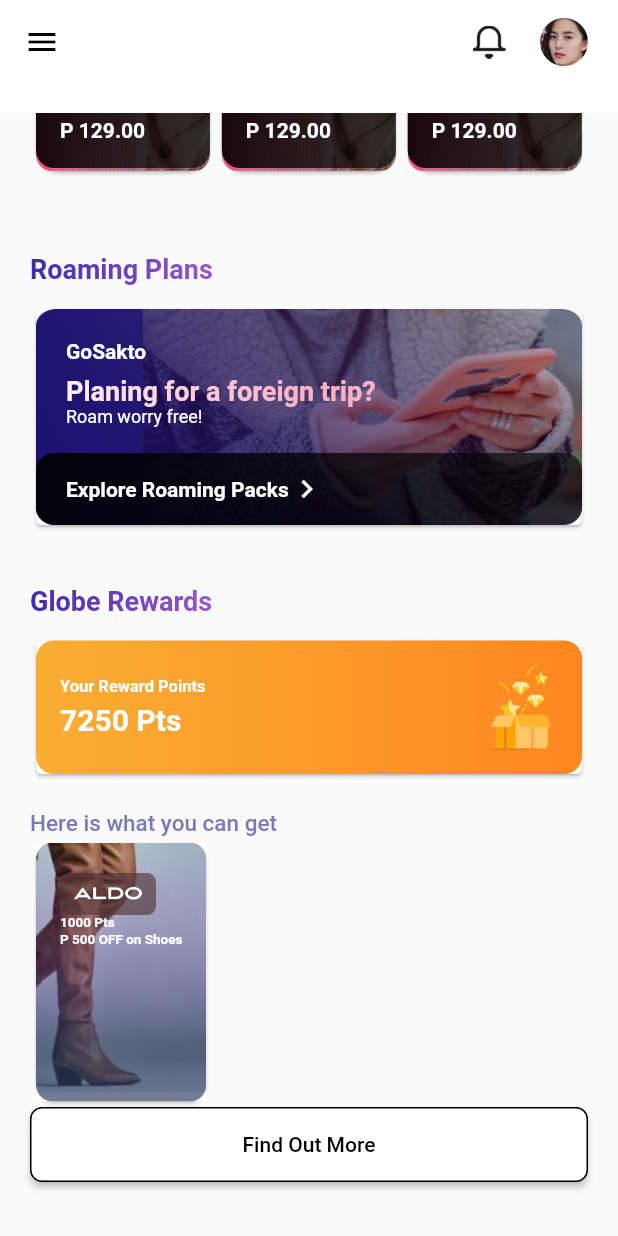
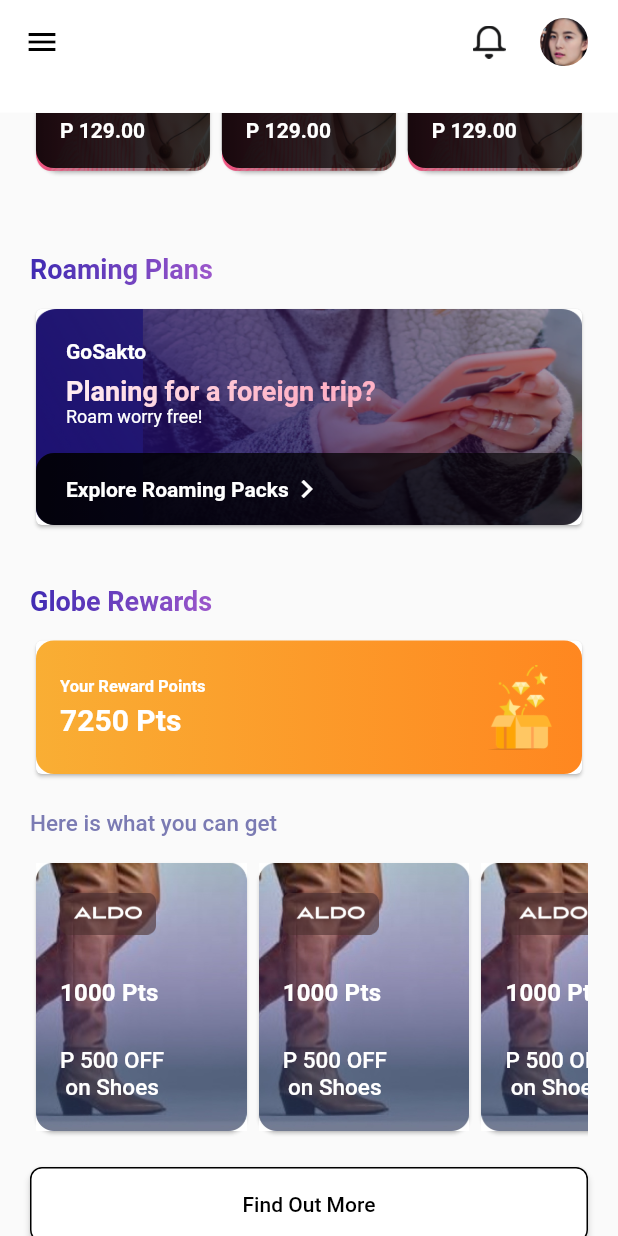
Before and after one commit to ammushajan3/globe_app, a Flutter app: the screen it shows after launch, scrolled down 857 dp, on a phone screen of 412 x 824 dp. Run offline on Flutter 3.47's test engine with Material 2 defaults, Android fonts, the phone set to English and light mode, and no system bars.

Commit message:
white banner complete section added

```diff
--- a/lib/resources/strings.dart
+++ b/lib/resources/strings.dart
@@ -29,5 +29,7 @@ class Strings {
   static const HERE_IS_WHAT='Here is what you can get';
   static const FIND_OUT_MORE='Find Out More';
   static const NUMBER_POINTS = '1000 Pts';
-  static const OFFER = 'P 500 OFF on Shoes';
+  static const DISCOUNT = 'P 500 OFF';
+  static const OFFER = 'on Shoes';
+  static const MYSUBSCRIPTIONS = 'My Subscriptions';
 }
--- /dev/null
+++ b/lib/widgets/common/offer_card.dart
@@ -0,0 +1,65 @@
+import 'package:flutter/material.dart';
+import 'package:task_app/resources/images.dart';
+
+import 'package:task_app/resources/strings.dart';
+import 'package:task_app/themes/color.dart';
+
+class OfferCard extends StatelessWidget {
+  @override
+  Widget build(BuildContext context) {
+    return Card(
+      shape: RoundedRectangleBorder(
+        borderRadius: BorderRadius.circular(12.0),
+      ),
+      child: Container(
+        decoration: BoxDecoration(
+          image: new DecorationImage(
+              image: new AssetImage(
+                  Images.SHOE_COVER_IMG),
+              fit: BoxFit.fill),
+        ),
+        padding:
+        EdgeInsets.fromLTRB(16.0, 20.0, 55.0, 20),
+        child: Column(
+          crossAxisAlignment:
+          CrossAxisAlignment.start,
+          children: [
+            Image.asset(
+              Images.ALDO_LOGO,
+              height: 28.0,
+              width: 64.0,
+            ),
+            SizedBox(height: 29.0),
+            Text(Strings.NUMBER_POINTS,
+              style: Theme.of(context)
+                  .textTheme
+                  .subtitle2
+                  .apply(
+                  color:
+                  AppColors.COLOR_WHITE),),
+            SizedBox(height: 27.0),
+            Column(
+              children: [
+                Text(
+                    Strings.DISCOUNT,
+                    style: Theme.of(context)
+                        .textTheme
+                        .headline4
+                        .apply(
+                        color:
+                        AppColors.COLOR_WHITE)
+                ),
+                Text(Strings.OFFER, style: Theme.of(context)
+                    .textTheme
+                    .headline4
+                    .apply(
+                    color:
+                    AppColors.COLOR_WHITE))
+              ],
+            )
+          ],
+        ),
+      ),
+    );
+  }
+}
--- a/lib/widgets/dashboard_body.dart
+++ b/lib/widgets/dashboard_body.dart
@@ -3,11 +3,14 @@ import 'package:task_app/resources/images.dart';
 
 import 'package:task_app/resources/strings.dart';
 import 'package:task_app/themes/color.dart';
+import 'package:task_app/widgets/common/offer_card.dart';
 import 'file:///C:/Users/Admin/AndroidStudioProjects/globe_app/lib/widgets/latest_promo_card.dart';
 import 'package:task_app/widgets/common/special_promo.dart';
 import 'package:task_app/widgets/dashboard_blue_banner.dart';
+import 'package:task_app/widgets/dashboard_white-banner.dart';
 import 'package:task_app/widgets/find_out_more.dart';
 import 'package:task_app/widgets/globe_rewards_section.dart';
+import 'package:task_app/widgets/offers_discount_card_section.dart';
 import 'package:task_app/widgets/plan.dart';
 
 class DashboardBody extends StatelessWidget {
@@ -23,79 +26,18 @@ class DashboardBody extends StatelessWidget {
           children: [
             Plan(),
             DashboardBlueBanner(),
+            DashboardWhiteBanner(),
             Container(
-              padding: EdgeInsets.fromLTRB(20.0, 32.0, 20.0, 36.0),
+              color:AppColors.COLOR_BLACK,
+              padding: EdgeInsets.only(left:24.0,top:40.0,bottom: 32.0),
               child: Column(
                 crossAxisAlignment: CrossAxisAlignment.stretch,
                 children: [
-                  SpecialPromo(
-                    promoTitle: Strings.SPECIAL_PROMOS,
-                    planName: Strings.PROMO_NAME,
-                    planTitle: Strings.PROMO_TITLE,
-                    planSubTitle: Strings.PROMO_SUBTITLE,
-                    buttonTitle: Strings.CREATE_YOUR_OWN_PROMO,
-                  ),
-                  LatestPromo(),
-                  SizedBox(
-                    height: 51.0,
-                  ),
-                  SpecialPromo(
-                    promoTitle: Strings.ROAMING_PLANS,
-                    planName: Strings.PROMO_NAME,
-                    planTitle: Strings.PLAN_FOR_FOREIGN_TRIP,
-                    planSubTitle: Strings.ROAM_WORRY_FREE,
-                    buttonTitle: Strings.EXPLORE_ROAMING,
-                  ),
-                  GlobeRewards(),
-                  Container(
-                    child: Column(
-                      crossAxisAlignment: CrossAxisAlignment.start,
-                      children: [
-                        Text(
-                          Strings.HERE_IS_WHAT,
-                          style: Theme.of(context).textTheme.headline4,
-                        ),
-                        Container(
-                          height: 180.0,
-                          child: ListView(
-                            scrollDirection: Axis.horizontal,
-                            children: [
-                              Card(
-                                shape: RoundedRectangleBorder(
-                                  borderRadius: BorderRadius.circular(12.0),
-                                ),
-                                child:Container(
-                                  decoration: BoxDecoration(
-                                    image: new DecorationImage(
-                                        image:
-                                        new AssetImage(Images.SHOE_COVER_IMG),
-                                        fit: BoxFit.fill),
-                                  ),
-                                  padding: EdgeInsets.fromLTRB(16.0, 20.0, 16.0, 20),
-                                  child: Column(
-                                    crossAxisAlignment: CrossAxisAlignment.start,
-                                    children: [
-                                      Image.asset(
-                                        Images.ALDO_LOGO,
-                                        height: 28.0,
-                                        width: 64.0,
-                                      ),
-                                      Text(Strings.NUMBER_POINTS),
-                                      Text(Strings.OFFER),
-                                    ],
-                                  ),
-                                ) ,
-                              ),
-                            ],
-                          ),
-                        )
-                      ],
-                    ),
-                  ),
-                  FindOutMoreButton(),
+                    Text(Strings.MYSUBSCRIPTIONS,style: Theme.of(context).textTheme.headline5,),
+
                 ],
               ),
-            ),
+            )
           ],
         ),
       ),
--- /dev/null
+++ b/lib/widgets/dashboard_white-banner.dart
@@ -0,0 +1,48 @@
+import 'package:flutter/material.dart';
+import 'package:task_app/resources/images.dart';
+
+import 'package:task_app/resources/strings.dart';
+import 'package:task_app/themes/color.dart';
+import 'package:task_app/widgets/common/offer_card.dart';
+import 'file:///C:/Users/Admin/AndroidStudioProjects/globe_app/lib/widgets/latest_promo_card.dart';
+import 'package:task_app/widgets/common/special_promo.dart';
+import 'package:task_app/widgets/dashboard_blue_banner.dart';
+import 'package:task_app/widgets/find_out_more.dart';
+import 'package:task_app/widgets/globe_rewards_section.dart';
+import 'package:task_app/widgets/offers_discount_card_section.dart';
+import 'package:task_app/widgets/plan.dart';
+
+class DashboardWhiteBanner extends StatelessWidget {
+  @override
+  Widget build(BuildContext context) {
+    return Container(
+      padding: EdgeInsets.fromLTRB(20.0, 32.0, 20.0, 36.0),
+      child: Column(
+        crossAxisAlignment: CrossAxisAlignment.stretch,
+        children: [
+          SpecialPromo(
+            promoTitle: Strings.SPECIAL_PROMOS,
+            planName: Strings.PROMO_NAME,
+            planTitle: Strings.PROMO_TITLE,
+            planSubTitle: Strings.PROMO_SUBTITLE,
+            buttonTitle: Strings.CREATE_YOUR_OWN_PROMO,
+          ),
+          LatestPromo(),
+          SizedBox(
+            height: 51.0,
+          ),
+          SpecialPromo(
+            promoTitle: Strings.ROAMING_PLANS,
+            planName: Strings.PROMO_NAME,
+            planTitle: Strings.PLAN_FOR_FOREIGN_TRIP,
+            planSubTitle: Strings.ROAM_WORRY_FREE,
+            buttonTitle: Strings.EXPLORE_ROAMING,
+          ),
+          GlobeRewards(),
+          OffersDiscountSection(),
+          FindOutMoreButton(),
+        ],
+      ),
+    );
+  }
+}
--- /dev/null
+++ b/lib/widgets/offers_discount_card_section.dart
@@ -0,0 +1,33 @@
+import 'package:flutter/material.dart';
+import 'package:task_app/resources/strings.dart';
+
+import 'package:task_app/widgets/common/offer_card.dart';
+
+class OffersDiscountSection extends StatelessWidget {
+  @override
+  Widget build(BuildContext context) {
+    return Container(
+      child: Column(
+        crossAxisAlignment: CrossAxisAlignment.start,
+        children: [
+          Text(
+            Strings.HERE_IS_WHAT,
+            style: Theme.of(context).textTheme.headline4,
+          ),
+          Container(
+            height: 187.0,
+            margin: EdgeInsets.only(top: 13.0, bottom: 20.0),
+            child: ListView(
+              scrollDirection: Axis.horizontal,
+              children: [
+                OfferCard(),
+                OfferCard(),
+                OfferCard(),
+              ],
+            ),
+          )
+        ],
+      ),
+    );
+  }
+}
```
